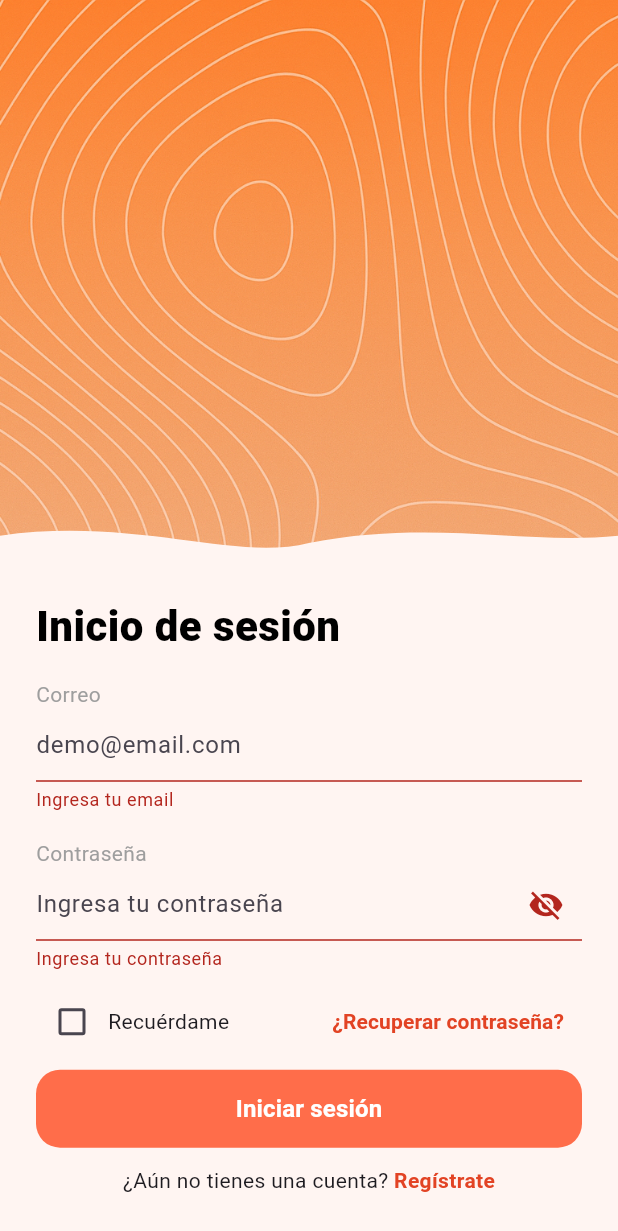
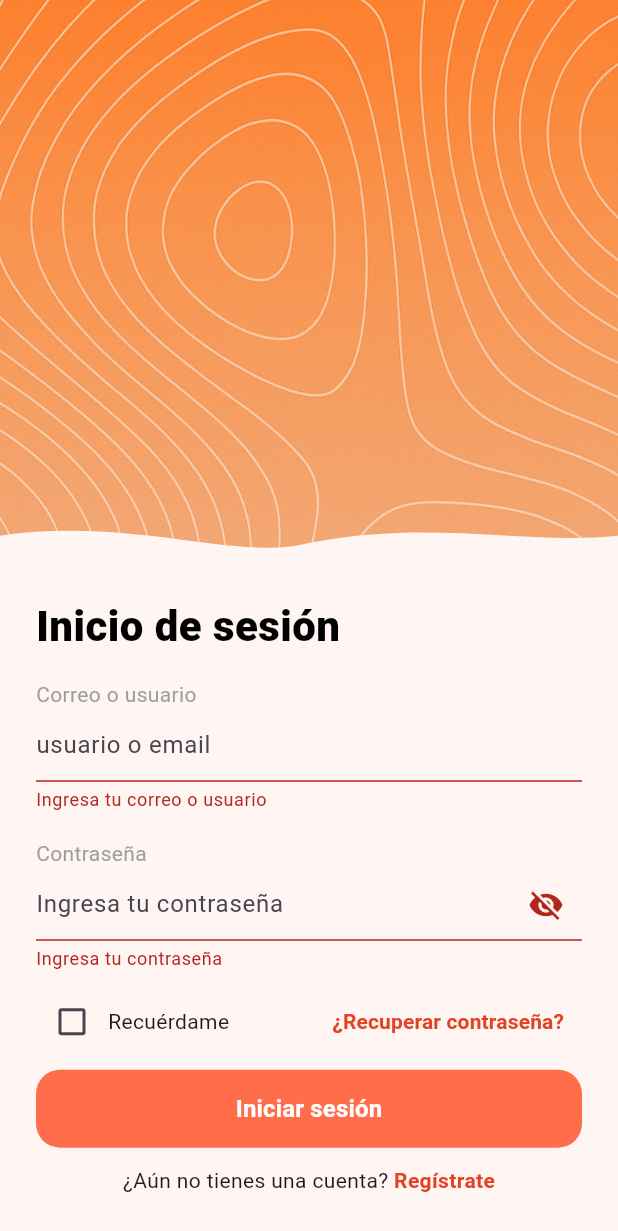
Before and after one commit to Kavare57/ResQ-Front, a Flutter app: the screen it shows after launch, after a tap on "Iniciar sesión", on a phone screen of 412 x 824 dp. Shown: the top 1231 px of the screen. Run offline on Flutter 3.47's test engine with Material 3 defaults, Android fonts, the phone set to English and light mode, and no system bars; our stand-ins replace flutter_map, latlong2, shared_preferences; missing offline and left inert: livekit_client; network calls fail.

Commit message:
rewor(login): se añade el loggin mediante nombrede usuario

```diff
--- a/lib/core/api/auth_api.dart
+++ b/lib/core/api/auth_api.dart
@@ -12,19 +12,21 @@ class AuthApi {
   ///   "identificador": "email o nombredeusuario",
   ///   "contrasena": "string"
   /// }
-  Future<Map<String, dynamic>> login(String email, String password) async {
+  Future<Map<String, dynamic>> login(String identifier, String password) async {
     final url = Uri.parse('$baseUrl/auth/login');
     print('[LOGIN] Iniciando...');
 
     try {
-      final res = await http.post(
+      final res = await http
+          .post(
         url,
         headers: {'Content-Type': 'application/json'},
         body: jsonEncode({
-          'identificador': email,
+          'identificador': identifier,
           'contrasena': password,
         }),
-      ).timeout(_timeout, onTimeout: () {
+      )
+          .timeout(_timeout, onTimeout: () {
         throw Exception('Timeout en login (10s)');
       });
 
@@ -49,12 +51,14 @@ class AuthApi {
   /// }
   ///
   /// Respuesta 201: Objeto Usuario creado (JSON)
-  Future<Map<String, dynamic>> register(String nombre, String email, String password) async {
+  Future<Map<String, dynamic>> register(
+      String nombre, String email, String password) async {
     final url = Uri.parse('$baseUrl/usuarios');
     print('[REGISTER] 1/9 - Creando usuario...');
 
     try {
-      final res = await http.post(
+      final res = await http
+          .post(
         url,
         headers: {'Content-Type': 'application/json'},
         body: jsonEncode({
@@ -62,7 +66,8 @@ class AuthApi {
           'email': email,
           'contrasenaHasheada': password,
         }),
-      ).timeout(_timeout, onTimeout: () {
+      )
+          .timeout(_timeout, onTimeout: () {
         throw Exception('Timeout en registro (10s)');
       });
 
@@ -82,7 +87,7 @@ class AuthApi {
   }
 
   /// VERIFICAR TOKEN: asumo POST /auth/verify con Authorization: Bearer
-   Future<Map<String, dynamic>> verify(String token) async {
+  Future<Map<String, dynamic>> verify(String token) async {
     final url = Uri.parse('$baseUrl/auth/verify');
 
     final res = await http.post(
@@ -105,23 +110,25 @@ class AuthApi {
   /// OBTENER ID_PERSONA: POST /usuarios/obtener-id-persona
   /// body:
   /// {
-  ///   "email": "user@example.com",
+  ///   "identificador": "email o usuario",
   ///   "contrasena": "string"
   /// }
   /// Respuesta: { "id_persona": int | null }
-  Future<int?> obtenerIdPersona(String email, String contrasena) async {
+  Future<int?> obtenerIdPersona(String identifier, String contrasena) async {
     final url = Uri.parse('$baseUrl/usuarios/obtener-id-persona');
     print('[OBTENER_ID_PERSONA] Buscando id_persona...');
 
     try {
-      final res = await http.post(
+      final res = await http
+          .post(
         url,
         headers: {'Content-Type': 'application/json'},
         body: jsonEncode({
-          'email': email,
+          'identificador': identifier,
           'contrasena': contrasena,
         }),
-      ).timeout(_timeout, onTimeout: () {
+      )
+          .timeout(_timeout, onTimeout: () {
         throw Exception('Timeout obteniendo id_persona (10s)');
       });
 
@@ -139,5 +146,4 @@ class AuthApi {
       return null;
     }
   }
-
 }
--- a/lib/core/constants/env.dart
+++ b/lib/core/constants/env.dart
@@ -1,5 +1,5 @@
 class Env {
-  static const String apiBaseUrl = 'http://192.168.1.6:8000';
+  static const String apiBaseUrl = 'http://192.168.1.9:8000';
 
   // Nominatim (OpenStreetMap) - Completamente gratuito, sin API key requerida
   static const String nominatimBaseUrl = 'https://nominatim.openstreetmap.org';
--- a/lib/features/auth/application/auth_controller.dart
+++ b/lib/features/auth/application/auth_controller.dart
@@ -20,19 +20,20 @@ class AuthController {
   /// - Usuario acaba de registrarse (no completó perfil aún)
   /// - Usuario es de otro tipo (operador, etc)
   Future<({bool ok, String message})> login({
-    required String email,
+    required String identifier,
     required String password,
     bool remember = false,
   }) async {
     try {
-      final res = await _api.login(email, password);
+      final res = await _api.login(identifier, password);
       print('[LOGIN] Respuesta completa: $res');
       final token = res['access_token'] as String?;
 
       if (token != null) {
         // Guardamos el token SIEMPRE para que funcione la sesión actual
         await _storage.saveToken(token);
-        print('[LOGIN] 1/4 - Token guardado para la sesión actual (remember=$remember)');
+        print(
+            '[LOGIN] 1/4 - Token guardado para la sesión actual (remember=$remember)');
 
         // Guardar el flag "remember" para saber si limpiar el token al cerrar
         await _storage.saveRemember(remember);
@@ -61,12 +62,13 @@ class AuthController {
         // Obtener y guardar id_persona desde el endpoint especial
         print('[LOGIN] 2/4 - Obteniendo id_persona...');
         try {
-          final idPersona = await _api.obtenerIdPersona(email, password);
+          final idPersona = await _api.obtenerIdPersona(identifier, password);
           if (idPersona != null) {
             await _storage.savePersonaId(idPersona);
             print('[LOGIN] 2/4 - ID persona guardado: $idPersona');
           } else {
-            print('[LOGIN] 2/4 - Usuario sin persona asignada (perfil incompleto o rol diferente)');
+            print(
+                '[LOGIN] 2/4 - Usuario sin persona asignada (perfil incompleto o rol diferente)');
           }
         } catch (e) {
           print('[LOGIN] 2/4 - Error obteniendo id_persona: $e');
@@ -110,7 +112,8 @@ class AuthController {
       // PASO 1: Crear usuario
       final usuarioCreado = await _api.register(nombre, email, password);
       final idUsuarioNuevo = usuarioCreado['id'] as int?;
-      print('[REGISTER] 1/9 - Usuario creado: ${usuarioCreado['nombreDeUsuario']} (ID: $idUsuarioNuevo)');
+      print(
+          '[REGISTER] 1/9 - Usuario creado: ${usuarioCreado['nombreDeUsuario']} (ID: $idUsuarioNuevo)');
 
       // PASO 2: Login automático después de registrar
       print('[REGISTER] 2/9 - Iniciando login automático...');
@@ -136,7 +139,8 @@ class AuthController {
 
           // NO intentamos obtener id_persona aquí porque el usuario
           // aún no tiene persona creada. Eso se hará después de completar perfil.
-          print('[REGISTER] 6/9 - Usuario sin persona aún (será completada en perfil)');
+          print(
+              '[REGISTER] 6/9 - Usuario sin persona aún (será completada en perfil)');
         } else {
           print('[REGISTER] ERROR: No se obtuvo token en login automático');
           throw Exception('Login automático falló: sin token');
@@ -145,7 +149,8 @@ class AuthController {
         print('[REGISTER] ERROR en login automático: $e');
         // Si el login automático falla, el registro ya se completó
         // El usuario deberá intentar login manual
-        throw Exception('Registro exitoso pero login automático falló. Por favor intenta iniciar sesión manualmente.');
+        throw Exception(
+            'Registro exitoso pero login automático falló. Por favor intenta iniciar sesión manualmente.');
       }
 
       return (ok: true, message: 'Cuenta creada correctamente');
--- a/lib/features/auth/presentation/pages/login_page.dart
+++ b/lib/features/auth/presentation/pages/login_page.dart
@@ -21,7 +21,7 @@ class LoginPage extends StatefulWidget {
 
 class _LoginPageState extends State<LoginPage> {
   final _form = GlobalKey<FormState>();
-  final _email = TextEditingController();
+  final _identifierController = TextEditingController();
   final _pass = TextEditingController();
   final _auth = AuthController();
 
@@ -32,7 +32,7 @@ class _LoginPageState extends State<LoginPage> {
 
   @override
   void dispose() {
-    _email.dispose();
+    _identifierController.dispose();
     _pass.dispose();
     super.dispose();
   }
@@ -47,7 +47,7 @@ class _LoginPageState extends State<LoginPage> {
 
     try {
       final r = await _auth.login(
-        email: _email.text.trim(),
+        identifier: _identifierController.text.trim(),
         password: _pass.text,
         remember: _remember,
       );
@@ -92,7 +92,8 @@ class _LoginPageState extends State<LoginPage> {
           } else {
             // Mientras el backend no incluya tipoUsuario, por defecto ir a solicitante
             // (porque solo solicitantes pueden registrarse públicamente por ahora)
-            print('[LOGIN] tipoUsuario no encontrado en JWT, asumiendo SOLICITANTE');
+            print(
+                '[LOGIN] tipoUsuario no encontrado en JWT, asumiendo SOLICITANTE');
             destination = const HomeSolicitantePage();
           }
 
@@ -145,15 +146,16 @@ class _LoginPageState extends State<LoginPage> {
                   const Align(
                     alignment: Alignment.centerLeft,
                     child: Text(
-                      'Correo',
+                      'Correo o usuario',
                       style: TextStyle(color: Colors.grey),
                     ),
                   ),
                   UnderlinedTextField(
-                    controller: _email,
-                    hint: 'demo@email.com',
+                    controller: _identifierController,
+                    hint: 'usuario o email',
                     keyboardType: TextInputType.emailAddress,
-                    validator: Validators.email,
+                    validator: (v) =>
+                        Validators.required(v, label: 'tu correo o usuario'),
                   ),
                   const SizedBox(height: 18),
                   const Align(
@@ -169,12 +171,9 @@ class _LoginPageState extends State<LoginPage> {
                     obscure: _hidePass,
                     validator: Validators.password,
                     suffix: IconButton(
-                      onPressed: () =>
-                          setState(() => _hidePass = !_hidePass),
+                      onPressed: () => setState(() => _hidePass = !_hidePass),
                       icon: Icon(
-                        _hidePass
-                            ? Icons.visibility_off
-                            : Icons.visibility,
+                        _hidePass ? Icons.visibility_off : Icons.visibility,
                       ),
                     ),
                   ),
--- a/pubspec.yaml
+++ b/pubspec.yaml
@@ -19,7 +19,7 @@ publish_to: 'none' # Remove this line if you wish to publish to pub.dev
 version: 1.0.0+1
 
 environment:
-  sdk: ^3.8.1
+  sdk: ^3.5.0
 
 # Dependencies specify other packages that your package needs in order to work.
 # To automatically upgrade your package dependencies to the latest versions
```
Also changed, not shown: lib/features/solicitante/presentation/models/solicitud_seguimiento.dart (+17 -8 lines), pubspec.lock, 1 other file.
